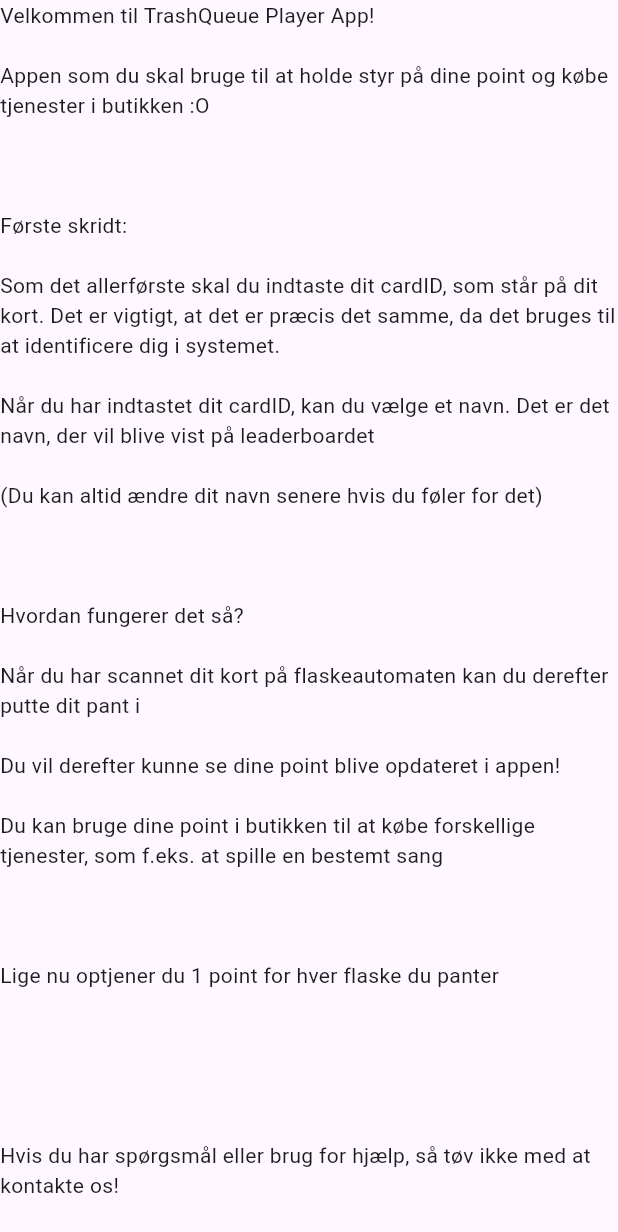
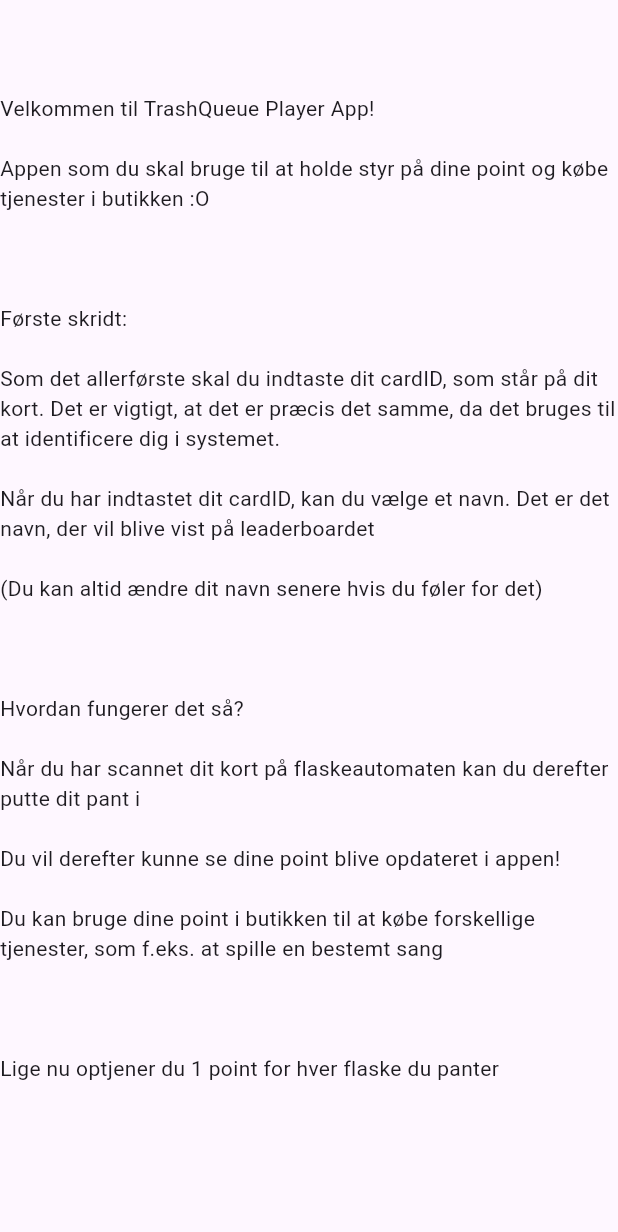
Before and after one commit to nicklasjorgensen/trashqueueapp, a Flutter app: the InfoPage widget shown alone on an empty page, opened directly, on a phone screen of 412 x 824 dp. Shown: the top 1232 px of the screen. Run offline on Flutter 3.47's test engine with Material 3 defaults, Android fonts, the phone set to English and light mode, and no system bars; our stand-ins replace shared_preferences; accounts and stored records are empty; network calls fail.

Commit message:
info rettelser

```diff
--- a/lib/info_page.dart
+++ b/lib/info_page.dart
@@ -21,10 +21,6 @@
         'Du kan bruge dine point i butikken til at købe forskellige tjenester, som f.eks. at spille en bestemt sang\n\n'
         '\n\n'
         'Lige nu optjener du 1 point for hver flaske du panter\n\n'
-        '\n\n'
-        '\n\n'
-        'Hvis du har spørgsmål eller brug for hjælp, så tøv ikke med at kontakte os!\n\n'
-        'Du kan finde os i chomsky eller spørge efter Jens på åboulevarden\n\n'
         ,
         textAlign: TextAlign.left,
         style: TextStyle(fontSize: 14),
```
